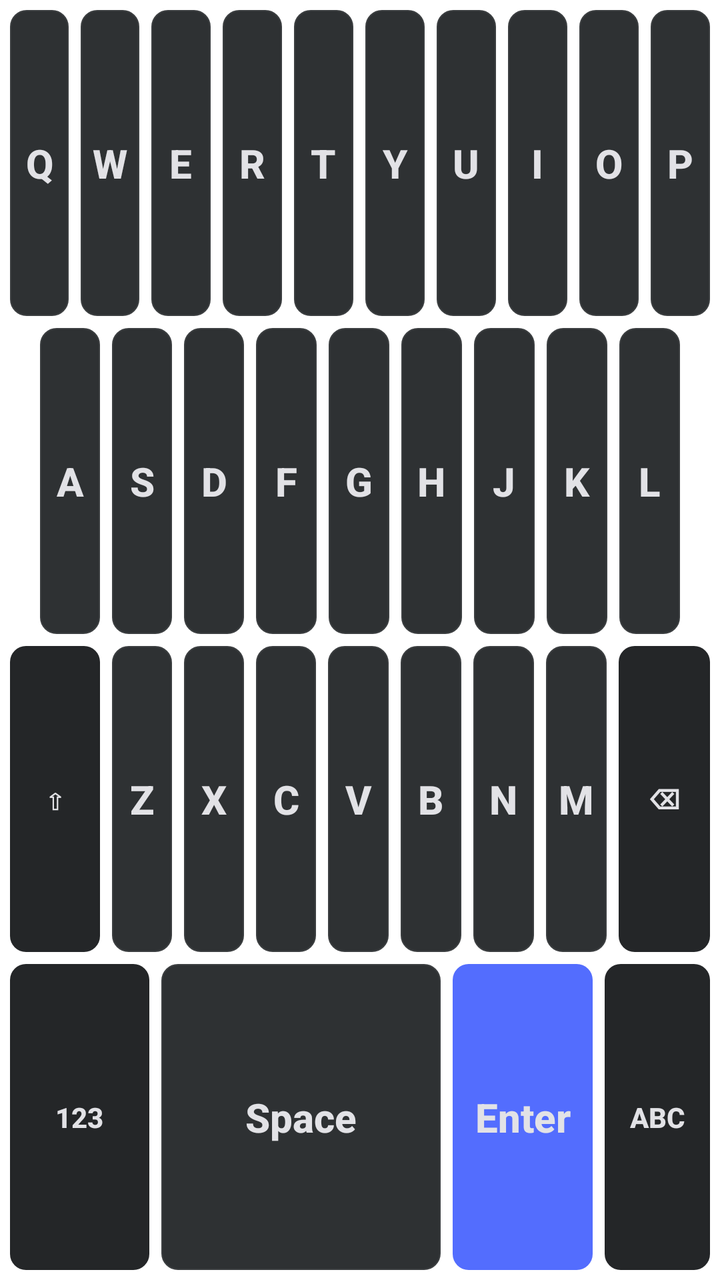
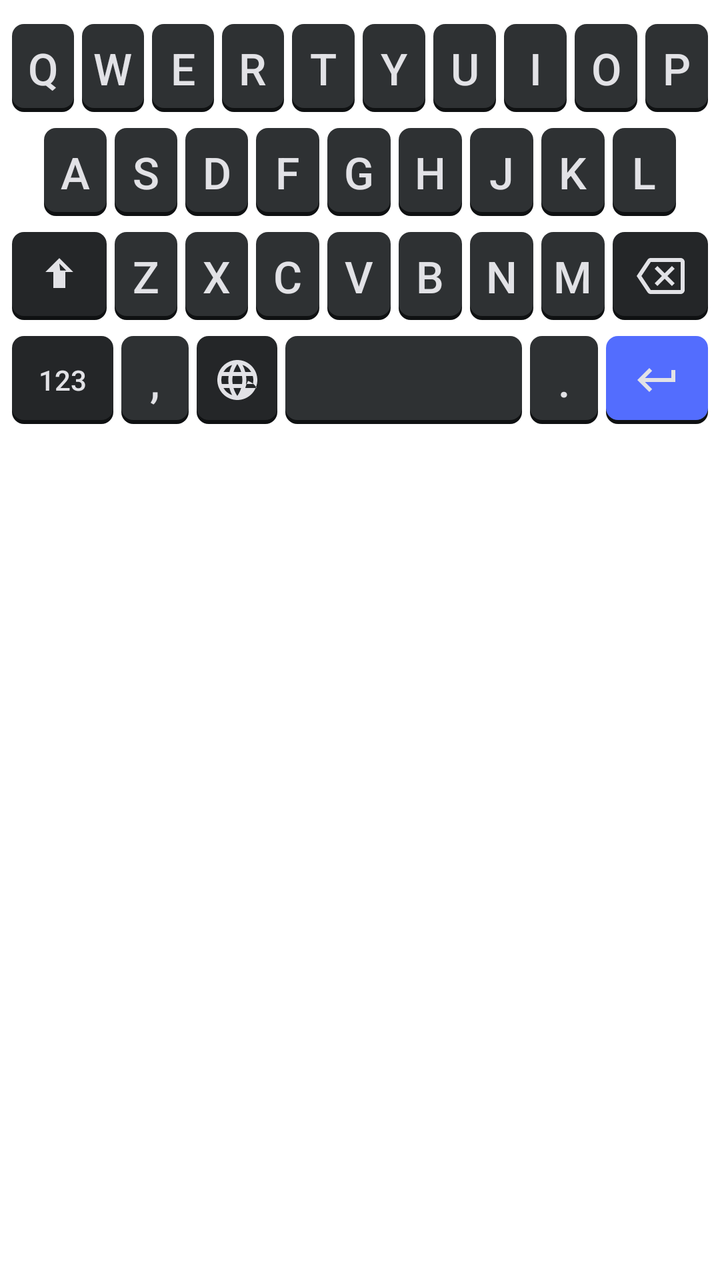

An Android layout rendered at two revisions. The XML below is the earlier revision; the diff shows what the commit changed to produce the second picture.
<!-- AndroidManifest.xml: application theme Theme.ABCKeyboard -->
<!-- res/layout/layout_qwerty.xml -->
<?xml version="1.0" encoding="utf-8"?>
<LinearLayout xmlns:android="http://schemas.android.com/apk/res/android"
    android:layout_width="match_parent"
    android:layout_height="match_parent"
    android:orientation="vertical"
    android:padding="2dp">

    
    <LinearLayout
        android:layout_width="match_parent"
        android:layout_height="0dp"
        android:layout_weight="1"
        android:orientation="horizontal">
        <Button style="@style/KeyStyle" android:text="Q" android:layout_weight="1" />
        <Button style="@style/KeyStyle" android:text="W" android:layout_weight="1" />
        <Button style="@style/KeyStyle" android:text="E" android:layout_weight="1" />
        <Button style="@style/KeyStyle" android:text="R" android:layout_weight="1" />
        <Button style="@style/KeyStyle" android:text="T" android:layout_weight="1" />
        <Button style="@style/KeyStyle" android:text="Y" android:layout_weight="1" />
        <Button style="@style/KeyStyle" android:text="U" android:layout_weight="1" />
        <Button style="@style/KeyStyle" android:text="I" android:layout_weight="1" />
        <Button style="@style/KeyStyle" android:text="O" android:layout_weight="1" />
        <Button style="@style/KeyStyle" android:text="P" android:layout_weight="1" />
    </LinearLayout>

    
    <LinearLayout
        android:layout_width="match_parent"
        android:layout_height="0dp"
        android:layout_weight="1"
        android:orientation="horizontal"
        android:paddingStart="15dp"
        android:paddingEnd="15dp">
        <Button style="@style/KeyStyle" android:text="A" android:layout_weight="1" />
        <Button style="@style/KeyStyle" android:text="S" android:layout_weight="1" />
        <Button style="@style/KeyStyle" android:text="D" android:layout_weight="1" />
        <Button style="@style/KeyStyle" android:text="F" android:layout_weight="1" />
        <Button style="@style/KeyStyle" android:text="G" android:layout_weight="1" />
        <Button style="@style/KeyStyle" android:text="H" android:layout_weight="1" />
        <Button style="@style/KeyStyle" android:text="J" android:layout_weight="1" />
        <Button style="@style/KeyStyle" android:text="K" android:layout_weight="1" />
        <Button style="@style/KeyStyle" android:text="L" android:layout_weight="1" />
    </LinearLayout>

    
    <LinearLayout
        android:layout_width="match_parent"
        android:layout_height="0dp"
        android:layout_weight="1"
        android:orientation="horizontal">
        <Button style="@style/KeyStyle.Special" android:id="@+id/key_shift" android:text="⇧" android:layout_weight="1.5" />
        <Button style="@style/KeyStyle" android:text="Z" android:layout_weight="1" />
        <Button style="@style/KeyStyle" android:text="X" android:layout_weight="1" />
        <Button style="@style/KeyStyle" android:text="C" android:layout_weight="1" />
        <Button style="@style/KeyStyle" android:text="V" android:layout_weight="1" />
        <Button style="@style/KeyStyle" android:text="B" android:layout_weight="1" />
        <Button style="@style/KeyStyle" android:text="N" android:layout_weight="1" />
        <Button style="@style/KeyStyle" android:text="M" android:layout_weight="1" />
        <Button style="@style/KeyStyle.Special" android:id="@+id/key_delete" android:text="⌫" android:layout_weight="1.5" />
    </LinearLayout>

    
    <LinearLayout
        android:layout_width="match_parent"
        android:layout_height="0dp"
        android:layout_weight="1"
        android:orientation="horizontal">
        <Button style="@style/KeyStyle.Special" android:id="@+id/key_switch_123" android:text="@string/key_123" android:layout_weight="2" />
        <Button style="@style/KeyStyle" android:id="@+id/key_space" android:text="@string/key_space" android:layout_weight="4" />
        <Button style="@style/KeyStyle.Accent" android:id="@+id/key_enter" android:text="@string/key_enter" android:layout_weight="2" />
        <Button style="@style/KeyStyle.Special" android:id="@+id/key_switch_abc" android:text="ABC" android:layout_weight="1.5" />
    </LinearLayout>

</LinearLayout>
<!-- resources referenced by this layout -->
<resources>
  <string name="key_123">123</string>
  <string name="key_enter">Enter</string>
  <string name="key_space">Space</string>
  <style name="KeyStyle" parent="Widget.AppCompat.Button.Borderless">
          <item name="android:layout_width">0dp</item>
          <item name="android:layout_height">match_parent</item>
          <item name="android:layout_margin">3dp</item>
          <item name="android:background">@drawable/key_bg</item>
          <item name="android:textColor">@color/text_color_dark</item>
          <item name="android:textSize">20sp</item>
          <item name="android:textStyle">bold</item>
          <item name="android:textAllCaps">false</item>
      </style>
  <!-- drawable key_bg (drawable) -->
  <?xml version="1.0" encoding="utf-8"?>
  <selector xmlns:android="http://schemas.android.com/apk/res/android">
      
      <item android:state_pressed="true">
          <shape android:shape="rectangle">
              <solid android:color="@color/key_pressed_dark" />
              <corners android:radius="8dp" />
          </shape>
      </item>
      
      <item>
          <shape android:shape="rectangle">
              <solid android:color="@color/key_normal_dark" />
              <corners android:radius="8dp" />
              
              <stroke android:width="0.5dp" android:color="#3C3F41" />
          </shape>
      </item>
  </selector>
  <!-- drawable key_bg_accent (drawable) -->
  <?xml version="1.0" encoding="utf-8"?>
  <selector xmlns:android="http://schemas.android.com/apk/res/android">
      <item android:state_pressed="true">
          <shape android:shape="rectangle">
              <solid android:color="@color/accent_pressed" />
              <corners android:radius="8dp" />
          </shape>
      </item>
      <item>
          <shape android:shape="rectangle">
              <solid android:color="@color/accent_color" />
              <corners android:radius="8dp" />
          </shape>
      </item>
  </selector>
  <!-- drawable key_bg_special (drawable) -->
  <?xml version="1.0" encoding="utf-8"?>
  <selector xmlns:android="http://schemas.android.com/apk/res/android">
      <item android:state_pressed="true">
          <shape android:shape="rectangle">
              <solid android:color="@color/key_pressed_dark" />
              <corners android:radius="8dp" />
          </shape>
      </item>
      <item>
          <shape android:shape="rectangle">
              <solid android:color="@color/special_key_dark" />
              <corners android:radius="8dp" />
          </shape>
      </item>
  </selector>
  <!-- unchanged entries left out for length: 9 -->
</resources>

<!-- the commit's change to res/layout/layout_qwerty.xml (unified diff, before → after) -->
@@ -3,14 +3,11 @@
     android:layout_width="match_parent"
     android:layout_height="match_parent"
     android:orientation="vertical"
-    android:padding="2dp">
+    android:paddingHorizontal="4dp"
+    android:paddingVertical="8dp">
 
     
-    <LinearLayout
-        android:layout_width="match_parent"
-        android:layout_height="0dp"
-        android:layout_weight="1"
-        android:orientation="horizontal">
+    <LinearLayout android:layout_width="match_parent" android:layout_height="52dp" android:orientation="horizontal">
         <Button style="@style/KeyStyle" android:text="Q" android:layout_weight="1" />
         <Button style="@style/KeyStyle" android:text="W" android:layout_weight="1" />
         <Button style="@style/KeyStyle" android:text="E" android:layout_weight="1" />
@@ -24,13 +21,7 @@
     </LinearLayout>
 
     
-    <LinearLayout
-        android:layout_width="match_parent"
-        android:layout_height="0dp"
-        android:layout_weight="1"
-        android:orientation="horizontal"
-        android:paddingStart="15dp"
-        android:paddingEnd="15dp">
+    <LinearLayout android:layout_width="match_parent" android:layout_height="52dp" android:orientation="horizontal" android:paddingHorizontal="16dp">
         <Button style="@style/KeyStyle" android:text="A" android:layout_weight="1" />
         <Button style="@style/KeyStyle" android:text="S" android:layout_weight="1" />
         <Button style="@style/KeyStyle" android:text="D" android:layout_weight="1" />
@@ -43,12 +34,8 @@
     </LinearLayout>
 
     
-    <LinearLayout
-        android:layout_width="match_parent"
-        android:layout_height="0dp"
-        android:layout_weight="1"
-        android:orientation="horizontal">
-        <Button style="@style/KeyStyle.Special" android:id="@+id/key_shift" android:text="⇧" android:layout_weight="1.5" />
+    <LinearLayout android:layout_width="match_parent" android:layout_height="52dp" android:orientation="horizontal">
+        <ImageButton style="@style/KeyStyle.Special" android:src="@drawable/ic_shift" android:tag="⇧" android:layout_weight="1.5" android:scaleType="centerInside" android:tint="@color/text_color_dark" />
         <Button style="@style/KeyStyle" android:text="Z" android:layout_weight="1" />
         <Button style="@style/KeyStyle" android:text="X" android:layout_weight="1" />
         <Button style="@style/KeyStyle" android:text="C" android:layout_weight="1" />
@@ -56,19 +43,17 @@
         <Button style="@style/KeyStyle" android:text="B" android:layout_weight="1" />
         <Button style="@style/KeyStyle" android:text="N" android:layout_weight="1" />
         <Button style="@style/KeyStyle" android:text="M" android:layout_weight="1" />
-        <Button style="@style/KeyStyle.Special" android:id="@+id/key_delete" android:text="⌫" android:layout_weight="1.5" />
+        <ImageButton style="@style/KeyStyle.Special" android:src="@drawable/ic_backspace" android:tag="⌫" android:layout_weight="1.5" android:scaleType="centerInside" android:tint="@color/text_color_dark" />
     </LinearLayout>
 
     
-    <LinearLayout
-        android:layout_width="match_parent"
-        android:layout_height="0dp"
-        android:layout_weight="1"
-        android:orientation="horizontal">
-        <Button style="@style/KeyStyle.Special" android:id="@+id/key_switch_123" android:text="@string/key_123" android:layout_weight="2" />
-        <Button style="@style/KeyStyle" android:id="@+id/key_space" android:text="@string/key_space" android:layout_weight="4" />
-        <Button style="@style/KeyStyle.Accent" android:id="@+id/key_enter" android:text="@string/key_enter" android:layout_weight="2" />
-        <Button style="@style/KeyStyle.Special" android:id="@+id/key_switch_abc" android:text="ABC" android:layout_weight="1.5" />
+    <LinearLayout android:layout_width="match_parent" android:layout_height="52dp" android:orientation="horizontal">
+        <Button style="@style/KeyStyle.Special" android:text="123" android:layout_weight="1.5" />
+        <Button style="@style/KeyStyle" android:text="," android:layout_weight="1" />
+        <ImageButton style="@style/KeyStyle.Special" android:src="@drawable/ic_globe" android:tag="GLOBE" android:layout_weight="1.2" android:scaleType="centerInside" android:tint="@color/text_color_dark" />
+        <Button style="@style/KeyStyle" android:text="SPACE" android:layout_weight="3.5" android:textColor="@android:color/transparent" />
+        <Button style="@style/KeyStyle" android:text="." android:layout_weight="1" />
+        <ImageButton style="@style/KeyStyle.Accent" android:src="@drawable/ic_enter" android:tag="ENTER" android:layout_weight="1.5" android:scaleType="centerInside" android:tint="@color/text_color_dark" />
     </LinearLayout>
 
 </LinearLayout>
<!-- resource entries referenced after the edit -->
@@ -1,36 +1,82 @@
 <!-- resources referenced by this layout -->
 <resources>
-  <string name="key_123">123</string>
-  <string name="key_enter">Enter</string>
-  <string name="key_space">Space</string>
+  <!-- drawable ic_backspace (drawable) -->
+  <vector xmlns:android="http://schemas.android.com/apk/res/android"
+      android:width="24dp"
+      android:height="24dp"
+      android:viewportWidth="24.0"
+      android:viewportHeight="24.0">
+      <path
+          android:fillColor="#E2E2E6"
+          android:pathData="M22,3H7C6.31,3 5.77,3.35 5.41,3.88L0,12L5.41,20.11C5.77,20.64 6.32,21 7,21H22C23.1,21 24,20.1 24,19V5C24,3.9 23.1,3 22,3ZM22,19H7.07L2.4,12L7.07,5H22V19ZM10.41,17L14,13.41L17.59,17L19,15.59L15.41,12L19,8.41L17.59,7L14,10.59L10.41,7L9,8.41L12.59,12L9,15.59L10.41,17Z" />
+  </vector>
+  <!-- drawable ic_enter (drawable) -->
+  <vector xmlns:android="http://schemas.android.com/apk/res/android"
+      android:width="24dp"
+      android:height="24dp"
+      android:viewportWidth="24.0"
+      android:viewportHeight="24.0">
+      <path
+          android:fillColor="#E2E2E6"
+          android:pathData="M19,7v4H5.83l3.58,-3.59L8,6l-6,6 6,6 1.41,-1.41L5.83,13H21V7z" />
+  </vector>
+  <!-- drawable ic_globe (drawable) -->
+  <vector xmlns:android="http://schemas.android.com/apk/res/android"
+      android:width="24dp"
+      android:height="24dp"
+      android:viewportWidth="24.0"
+      android:viewportHeight="24.0">
+      <path
+          android:fillColor="#E2E2E6"
+          android:pathData="M11.99,2C6.47,2 2,6.48 2,12s4.47,10 9.99,10C17.52,22 22,17.52 22,12S17.52,2 11.99,2zM18.92,8h-2.95c-0.32,-1.25 -0.78,-2.45 -1.38,-3.56 1.84,0.63 3.37,1.9 4.33,3.56zM12,4.04c0.83,1.18 1.48,2.53 1.91,3.96h-3.82c0.43,-1.43 1.08,-2.78 1.91,-3.96zM4.26,14C4.09,13.36 4,12.69 4,12s0.09,-1.36 0.26,-2h3.38c-0.08,0.66 -0.14,1.32 -0.14,2 0,0.68 0.06,1.34 0.14,2H4.26zM5.08,16h2.95c0.32,1.25 0.78,2.45 1.38,3.56 -1.84,-0.63 -3.37,-1.9 -4.33,-3.56zM8.03,8H5.08c0.96,-1.66 2.49,-2.93 4.33,-3.56C8.81,5.55 8.35,6.75 8.03,8zM12,19.96c-0.83,-1.18 -1.48,-2.53 -1.91,-3.96h3.82c-0.43,1.43 -1.08,2.78 -1.91,3.96zM14.34,14H9.66c-0.09,-0.66 -0.16,-1.32 -0.16,-2 0,-0.68 0.07,-1.34 0.16,-2h4.68c0.09,0.66 0.16,1.32 0.16,2 0,0.68 -0.07,1.34 -0.16,2zM15.97,16c0.32,-1.25 0.78,-2.45 1.38,-3.56 1.84,0.63 3.37,1.9 4.33,3.56H15.97zM19.74,14h-3.38c0.08,-0.66 0.14,-1.32 0.14,-2 0,-0.68 -0.06,-1.34 -0.14,-2h3.38c0.17,0.64 0.26,1.31 0.26,2s-0.09,1.36 -0.26,2z" />
+  </vector>
+  <!-- drawable ic_shift (drawable) -->
+  <vector xmlns:android="http://schemas.android.com/apk/res/android"
+      android:width="24dp"
+      android:height="24dp"
+      android:viewportWidth="24.0"
+      android:viewportHeight="24.0">
+      <path
+          android:fillColor="#E2E2E6"
+          android:pathData="M15,18v-8h3.99L12,3 5.01,10H9v8h6zM12,5.83l3.41,3.41L14,9.24H10v6h4V9.24l-1.41,1.41z" />
+  </vector>
   <style name="KeyStyle" parent="Widget.AppCompat.Button.Borderless">
           <item name="android:layout_width">0dp</item>
           <item name="android:layout_height">match_parent</item>
-          <item name="android:layout_margin">3dp</item>
+          <item name="android:layout_marginHorizontal">2dp</item>
+          <item name="android:layout_marginVertical">4dp</item>
           <item name="android:background">@drawable/key_bg</item>
           <item name="android:textColor">@color/text_color_dark</item>
-          <item name="android:textSize">20sp</item>
-          <item name="android:textStyle">bold</item>
+          <item name="android:textSize">22sp</item>
+          <item name="android:fontFamily">sans-serif-medium</item>
           <item name="android:textAllCaps">false</item>
       </style>
   <!-- drawable key_bg (drawable) -->
   <?xml version="1.0" encoding="utf-8"?>
   <selector xmlns:android="http://schemas.android.com/apk/res/android">
-      
       <item android:state_pressed="true">
           <shape android:shape="rectangle">
               <solid android:color="@color/key_pressed_dark" />
-              <corners android:radius="8dp" />
+              <corners android:radius="6dp" />
           </shape>
       </item>
-      
       <item>
-          <shape android:shape="rectangle">
-              <solid android:color="@color/key_normal_dark" />
-              <corners android:radius="8dp" />
+          <layer-list>
               
-              <stroke android:width="0.5dp" android:color="#3C3F41" />
-          </shape>
+              <item android:top="2dp">
+                  <shape android:shape="rectangle">
+                      <solid android:color="@color/key_shadow_dark" />
+                      <corners android:radius="6dp" />
+                  </shape>
+              </item>
+              
+              <item android:bottom="2dp">
+                  <shape android:shape="rectangle">
+                      <solid android:color="@color/key_normal_dark" />
+                      <corners android:radius="6dp" />
+                  </shape>
+              </item>
+          </layer-list>
       </item>
   </selector>
   <!-- drawable key_bg_accent (drawable) -->
@@ -39,14 +85,26 @@
       <item android:state_pressed="true">
           <shape android:shape="rectangle">
               <solid android:color="@color/accent_pressed" />
-              <corners android:radius="8dp" />
+              <corners android:radius="6dp" />
           </shape>
       </item>
       <item>
-          <shape android:shape="rectangle">
-              <solid android:color="@color/accent_color" />
-              <corners android:radius="8dp" />
-          </shape>
+          <layer-list>
+              
+              <item android:top="2dp">
+                  <shape android:shape="rectangle">
+                      <solid android:color="@color/key_shadow_dark" />
+                      <corners android:radius="6dp" />
+                  </shape>
+              </item>
+              
+              <item android:bottom="2dp">
+                  <shape android:shape="rectangle">
+                      <solid android:color="@color/accent_color" />
+                      <corners android:radius="6dp" />
+                  </shape>
+              </item>
+          </layer-list>
       </item>
   </selector>
   <!-- drawable key_bg_special (drawable) -->
@@ -55,16 +113,29 @@
       <item android:state_pressed="true">
           <shape android:shape="rectangle">
               <solid android:color="@color/key_pressed_dark" />
-              <corners android:radius="8dp" />
+              <corners android:radius="6dp" />
           </shape>
       </item>
       <item>
-          <shape android:shape="rectangle">
-              <solid android:color="@color/special_key_dark" />
-              <corners android:radius="8dp" />
-          </shape>
+          <layer-list>
+              
+              <item android:top="2dp">
+                  <shape android:shape="rectangle">
+                      <solid android:color="@color/key_shadow_dark" />
+                      <corners android:radius="6dp" />
+                  </shape>
+              </item>
+              
+              <item android:bottom="2dp">
+                  <shape android:shape="rectangle">
+                      <solid android:color="@color/special_key_dark" />
+                      <corners android:radius="6dp" />
+                  </shape>
+              </item>
+          </layer-list>
       </item>
   </selector>
+  <color name="key_shadow_dark">#0F1112</color>
   <!-- unchanged entries left out for length: 9 -->
 </resources>
 
